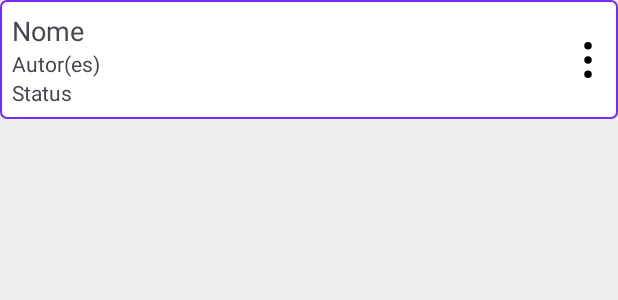
After one commit to alinegtcl/MoviesManager, an Android app: the layout tile_movie.xml on its own in the app's theme, with its tools: preview values and no code run, on a phone screen of 412 x 824 dp. The commit adds this screen. Shown: the top 300 px of the screen. Run offline under Robolectric (Android 15) with nearby library versions, the phone set to English and light mode, and no system bars.

Commit message:
feat(list_movies): added layout and adapter.

```diff
--- /dev/null
+++ b/app/src/main/java/com/luisitolentino/moviesmanager/domain/model/MovieGenre.kt
@@ -0,0 +1,3 @@
+package com.luisitolentino.moviesmanager.domain.model
+
+data class MovieGenre(val id: Long, val description: String)
--- a/app/src/main/java/com/luisitolentino/moviesmanager/framework/di/MoviesManagerModules.kt
+++ b/app/src/main/java/com/luisitolentino/moviesmanager/framework/di/MoviesManagerModules.kt
@@ -1,7 +1,9 @@
 package com.luisitolentino.moviesmanager.framework.di
 
+import com.luisitolentino.moviesmanager.presentation.viewmodel.MoviesManagerViewModel
+import org.koin.androidx.viewmodel.dsl.viewModel
 import org.koin.dsl.module
 
 val appModules = module {
-
+    viewModel { MoviesManagerViewModel() }
 }
--- /dev/null
+++ b/app/src/main/res/drawable/background_movie_tile.xml
@@ -0,0 +1,9 @@
+<?xml version="1.0" encoding="utf-8"?>
+<shape xmlns:android="http://schemas.android.com/apk/res/android"
+    android:shape="rectangle">
+    <stroke
+        android:width="1dp"
+        android:color="@color/colorPrimaryVariant" />
+    <solid android:color="@color/white" />
+    <corners android:radius="4dp" />
+</shape>
--- /dev/null
+++ b/app/src/main/res/drawable/ic_dots_menu.xml
@@ -0,0 +1,15 @@
+<vector xmlns:android="http://schemas.android.com/apk/res/android"
+    android:width="24dp"
+    android:height="24dp"
+    android:viewportWidth="24"
+    android:viewportHeight="24">
+    <path
+        android:fillColor="#FF000000"
+        android:pathData="M12,2.5m-2.5,0a2.5,2.5 0,1 1,5 0a2.5,2.5 0,1 1,-5 0" />
+    <path
+        android:fillColor="#FF000000"
+        android:pathData="M12,12m-2.5,0a2.5,2.5 0,1 1,5 0a2.5,2.5 0,1 1,-5 0" />
+    <path
+        android:fillColor="#FF000000"
+        android:pathData="M12,21.5m-2.5,0a2.5,2.5 0,1 1,5 0a2.5,2.5 0,1 1,-5 0" />
+</vector>
--- /dev/null
+++ b/app/src/main/res/layout/tile_movie.xml
@@ -0,0 +1,58 @@
+<?xml version="1.0" encoding="utf-8"?>
+<androidx.constraintlayout.widget.ConstraintLayout xmlns:android="http://schemas.android.com/apk/res/android"
+    xmlns:app="http://schemas.android.com/apk/res-auto"
+    xmlns:tools="http://schemas.android.com/tools"
+    android:layout_width="match_parent"
+    android:layout_height="wrap_content"
+    android:layout_marginBottom="8dp"
+    android:background="@drawable/background_movie_tile"
+    android:orientation="vertical"
+    android:paddingVertical="8dp">
+
+    <TextView
+        android:id="@+id/textMovieName"
+        android:layout_width="0dp"
+        android:layout_height="wrap_content"
+        android:layout_marginStart="8dp"
+        android:layout_marginEnd="16dp"
+        android:textSize="18sp"
+        app:layout_constraintEnd_toStartOf="@id/imageMovieEditMenu"
+        app:layout_constraintStart_toStartOf="parent"
+        app:layout_constraintTop_toTopOf="parent"
+        tools:text="Nome" />
+
+    <TextView
+        android:id="@+id/textMovieGenre"
+        android:layout_width="0dp"
+        android:layout_height="wrap_content"
+        android:layout_above="@id/textMovieName"
+        android:layout_marginStart="8dp"
+        android:layout_marginEnd="16dp"
+        app:layout_constraintEnd_toStartOf="@id/imageMovieEditMenu"
+        app:layout_constraintStart_toStartOf="parent"
+        app:layout_constraintTop_toBottomOf="@id/textMovieName"
+        tools:text="Autor(es)" />
+
+    <TextView
+        android:id="@+id/textMovieScore"
+        android:layout_width="0dp"
+        android:layout_height="wrap_content"
+        android:layout_marginStart="8dp"
+        android:layout_marginEnd="16dp"
+        app:layout_constraintEnd_toStartOf="@id/imageMovieEditMenu"
+        app:layout_constraintStart_toStartOf="parent"
+        app:layout_constraintTop_toBottomOf="@id/textMovieGenre"
+        tools:text="Status" />
+
+    <ImageView
+        android:id="@+id/imageMovieEditMenu"
+        android:layout_width="wrap_content"
+        android:layout_height="wrap_content"
+        android:contentDescription="@string/label_edit_item"
+        android:padding="8dp"
+        android:src="@drawable/ic_dots_menu"
+        app:layout_constraintBottom_toBottomOf="parent"
+        app:layout_constraintEnd_toEndOf="parent"
+        app:layout_constraintTop_toTopOf="parent" />
+
+</androidx.constraintlayout.widget.ConstraintLayout>
--- a/app/src/main/res/values/strings.xml
+++ b/app/src/main/res/values/strings.xml
@@ -1,3 +1,6 @@
 <resources>
     <string name="app_name">Movies Manager</string>
+    <string name="label_you_havent_movies">Você não tem filmes cadastrados</string>
+    <string name="label_add_movie">Adicionar Filme</string>
+    <string name="label_edit_item">Editar item</string>
 </resources>
```
Also changed, not shown: app/src/main/java/com/luisitolentino/moviesmanager/domain/model/Movie.kt (added, +12 -0 lines), app/src/main/java/com/luisitolentino/moviesmanager/presentation/view/adpter/MovieAdapter.kt (added, +54 -0 lines), app/src/main/java/com/luisitolentino/moviesmanager/presentation/view/fragment/ListMoviesFragment.kt (+43 -0 lines), app/src/main/java/com/luisitolentino/moviesmanager/presentation/viewmodel/MovieState.kt (added, +11 -0 lines), app/src/main/java/com/luisitolentino/moviesmanager/presentation/viewmodel/MoviesManagerViewModel.kt (added, +51 -0 lines), app/src/main/res/drawable/ic_add.xml (added, +10 -0 lines), app/src/main/res/layout/fragment_list_movies.xml (+47 -2 lines).
